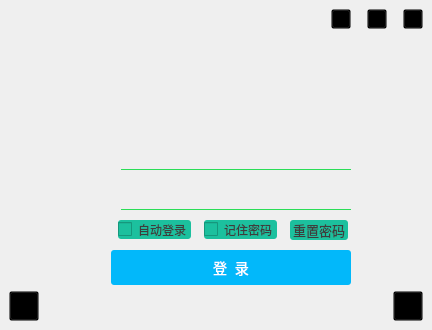
huizhang556/pc-video-player, file VideoPlayer/login/LoginPersonInfo.ui: the form before one commit.
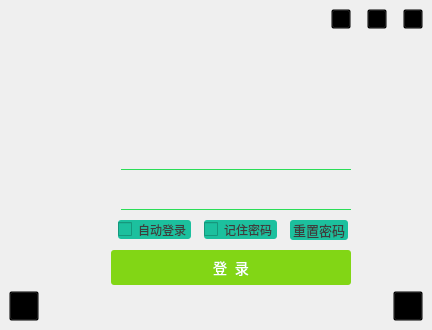
The form after the commit. Icons and pictures are not drawn.

Diff of the .ui file:
```diff
--- a/VideoPlayer/login/LoginPersonInfo.ui
+++ b/VideoPlayer/login/LoginPersonInfo.ui
@@ -828,7 +828,7 @@
 font-size:14px;
 font-family:&quot;楷体&quot;;
 border-radius:3px;
-background-color: rgb(2, 184, 250);
+background-color: #82d615;
 color:white;
 }
 
```
